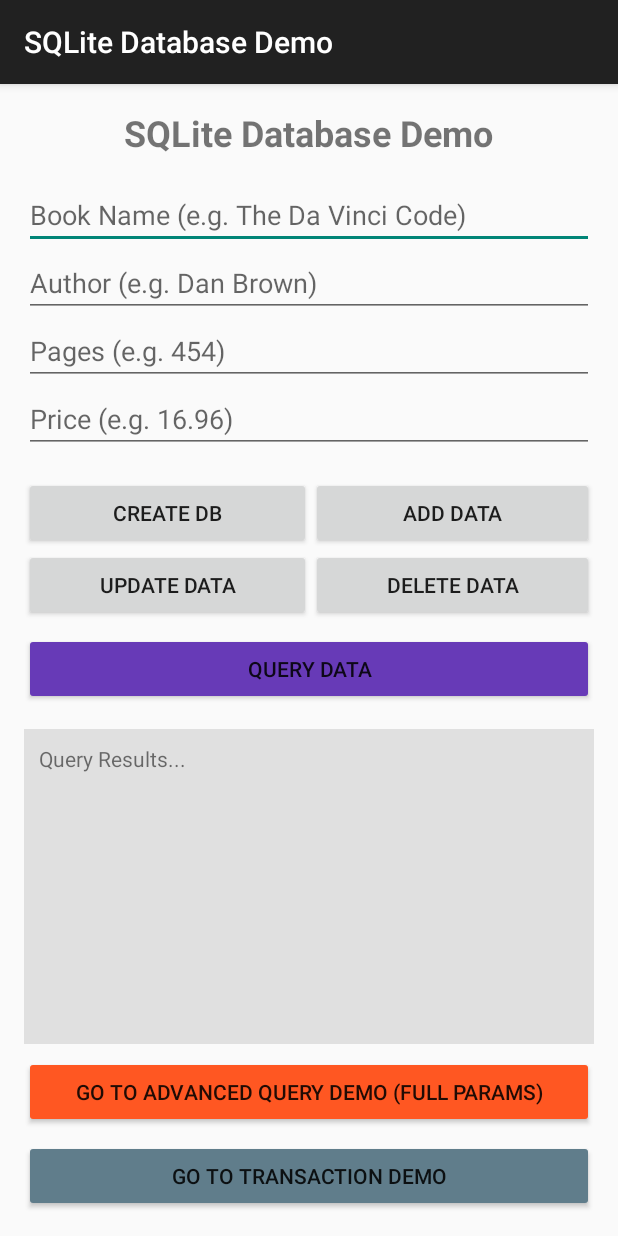
After one commit to majiajun1/RouteToAndroid, an Android app: the DatabaseActivity screen opened directly, with no data from a screen before it, on a phone screen of 412 x 824 dp. The commit adds this screen. Run offline under Robolectric (Android 15) with nearby library versions, the phone set to English and light mode, and no system bars.

Commit message:
202512241650

```diff
--- a/app/src/main/AndroidManifest.xml
+++ b/app/src/main/AndroidManifest.xml
@@ -50,6 +50,12 @@
             android:label="File Persistence Demo"/>
         <activity android:name=".SharedPreferencesActivity"
             android:label="SharedPreferences Demo"/>
+        <activity android:name=".DatabaseActivity"
+            android:label="SQLite Database Demo"/>
+        <activity android:name=".DatabaseAdvancedActivity"
+            android:label="Advanced Query Demo"/>
+        <activity android:name=".DatabaseTransactionActivity"
+            android:label="SQLite Transaction Demo"/>
 
         <!-- 注册广播接收者 1 -->
         <receiver android:name=".MyBroadcastReceiver"
--- /dev/null
+++ b/app/src/main/java/com/example/myapplication/DatabaseActivity.java
@@ -0,0 +1,135 @@
+package com.example.myapplication;
+
+import android.content.ContentValues;
+import android.database.Cursor;
+import android.database.sqlite.SQLiteDatabase;
+import android.os.Bundle;
+import android.text.TextUtils;
+import android.text.method.ScrollingMovementMethod;
+import android.widget.Button;
+import android.widget.EditText;
+import android.widget.TextView;
+import android.widget.Toast;
+
+import androidx.appcompat.app.AppCompatActivity;
+
+import android.content.Intent;
+
+public class DatabaseActivity extends AppCompatActivity {
+
+    private MyDatabaseHelper dbHelper;
+    private EditText etName, etAuthor, etPages, etPrice;
+    private TextView tvResult;
+
+    @Override
+    protected void onCreate(Bundle savedInstanceState) {
+        super.onCreate(savedInstanceState);
+        setContentView(R.layout.activity_database);
+
+        dbHelper = new MyDatabaseHelper(this, "BookStore.db", null, 2);
+
+        etName = findViewById(R.id.et_book_name);
+        etAuthor = findViewById(R.id.et_book_author);
+        etPages = findViewById(R.id.et_book_pages);
+        etPrice = findViewById(R.id.et_book_price);
+        tvResult = findViewById(R.id.tv_db_result);
+        tvResult.setMovementMethod(new ScrollingMovementMethod());
+
+        Button createDb = findViewById(R.id.btn_create_db);
+        createDb.setOnClickListener(v -> {
+            dbHelper.getWritableDatabase();
+        });
+
+        Button addData = findViewById(R.id.btn_add_data);
+        addData.setOnClickListener(v -> {
+            SQLiteDatabase db = dbHelper.getWritableDatabase();
+            ContentValues values = new ContentValues();
+
+            String name = etName.getText().toString();
+            String author = etAuthor.getText().toString();
+            String pagesStr = etPages.getText().toString();
+            String priceStr = etPrice.getText().toString();
+
+            if (TextUtils.isEmpty(name) || TextUtils.isEmpty(priceStr)) {
+                Toast.makeText(this, "Name and Price are required", Toast.LENGTH_SHORT).show();
+                return;
+            }
+
+            values.put("name", name);
+            values.put("author", author);
+            values.put("pages", Integer.parseInt(pagesStr.isEmpty() ? "0" : pagesStr));
+            values.put("price", Double.parseDouble(priceStr));
+
+            long id = db.insert("Book", null, values);
+            Toast.makeText(this, "Added Book ID: " + id, Toast.LENGTH_SHORT).show();
+            values.clear();
+        });
+
+        Button updateData = findViewById(R.id.btn_update_data);
+        updateData.setOnClickListener(v -> {
+            SQLiteDatabase db = dbHelper.getWritableDatabase();
+            ContentValues values = new ContentValues();
+            values.put("price", 10.99);
+            // Update all books where name is the current input
+            String name = etName.getText().toString();
+            if (TextUtils.isEmpty(name)) {
+                Toast.makeText(this, "Enter Book Name to update its price to 10.99", Toast.LENGTH_SHORT).show();
+                return;
+            }
+            int rows = db.update("Book", values, "name = ?", new String[]{name});
+            Toast.makeText(this, "Updated " + rows + " rows", Toast.LENGTH_SHORT).show();
+        });
+
+        Button deleteData = findViewById(R.id.btn_delete_data);
+        deleteData.setOnClickListener(v -> {
+            SQLiteDatabase db = dbHelper.getWritableDatabase();
+            String name = etName.getText().toString();
+            if (TextUtils.isEmpty(name)) {
+                Toast.makeText(this, "Enter Book Name to delete", Toast.LENGTH_SHORT).show();
+                return;
+            }
+            // Delete books where pages > 500 (just an example condition) or name matches
+            int rows = db.delete("Book", "name = ?", new String[]{name});
+            Toast.makeText(this, "Deleted " + rows + " rows", Toast.LENGTH_SHORT).show();
+        });
+
+        Button queryData = findViewById(R.id.btn_query_data);
+        queryData.setOnClickListener(v -> {
+            SQLiteDatabase db = dbHelper.getWritableDatabase();
+            // Query all books
+            Cursor cursor = db.query("Book", null, null, null, null, null, null);
+            StringBuilder result = new StringBuilder();
+            if (cursor.moveToFirst()) {
+                do {
+                    // Traverse Cursor
+                    String name = cursor.getString(cursor.getColumnIndexOrThrow("name"));
+                    String author = cursor.getString(cursor.getColumnIndexOrThrow("author"));
+                    int pages = cursor.getInt(cursor.getColumnIndexOrThrow("pages"));
+                    double price = cursor.getDouble(cursor.getColumnIndexOrThrow("price"));
+
+                    result.append("Book: ").append(name).append("\n");
+                    result.append("Author: ").append(author).append("\n");
+                    result.append("Pages: ").append(pages).append("\n");
+                    result.append("Price: ").append(price).append("\n");
+                    result.append("----------------\n");
+                } while (cursor.moveToNext());
+            } else {
+                result.append("No data found.");
+            }
+            cursor.close();
+            tvResult.setText(result.toString());
+        });
+
+        Button gotoAdvanced = findViewById(R.id.btn_goto_advanced);
+        gotoAdvanced.setOnClickListener(v -> {
+            Intent intent = new Intent(this, DatabaseAdvancedActivity.class);
+            startActivity(intent);
+        });
+
+        Button gotoTransaction = findViewById(R.id.btn_goto_transaction);
+        gotoTransaction.setOnClickListener(v -> {
+            Intent intent = new Intent(this, DatabaseTransactionActivity.class);
+            startActivity(intent);
+        });
+    }
+}
--- a/app/src/main/java/com/example/myapplication/MainActivity.java
+++ b/app/src/main/java/com/example/myapplication/MainActivity.java
@@ -99,6 +99,11 @@ public class MainActivity extends AppCompatActivity { //MainActivity 是继承
             startActivity(intent);
         });
 
+        binding.btnSqliteDemo.setOnClickListener(v -> {
+            Intent intent = new Intent(this, DatabaseActivity.class);
+            startActivity(intent);
+        });
+
 
     }
 
--- /dev/null
+++ b/app/src/main/java/com/example/myapplication/MyDatabaseHelper.java
@@ -0,0 +1,42 @@
+package com.example.myapplication;
+
+import android.content.Context;
+import android.database.sqlite.SQLiteDatabase;
+import android.database.sqlite.SQLiteOpenHelper;
+import android.widget.Toast;
+
+public class MyDatabaseHelper extends SQLiteOpenHelper {
+
+    public static final String CREATE_BOOK = "create table Book ("
+            + "id integer primary key autoincrement, "
+            + "author text, "
+            + "price real, "
+            + "pages integer, "
+            + "name text)";
+
+    public static final String CREATE_CATEGORY = "create table Category ("
+            + "id integer primary key autoincrement, "
+            + "category_name text, "
+            + "category_code integer)";
+
+    private Context mContext;
+
+    public MyDatabaseHelper(Context context, String name, SQLiteDatabase.CursorFactory factory, int version) {
+        super(context, name, factory, version);
+        mContext = context;
+    }
+
+    @Override
+    public void onCreate(SQLiteDatabase db) {
+        db.execSQL(CREATE_BOOK);
+        db.execSQL(CREATE_CATEGORY);
+        Toast.makeText(mContext, "Create succeeded", Toast.LENGTH_SHORT).show();
+    }
+
+    @Override
+    public void onUpgrade(SQLiteDatabase db, int oldVersion, int newVersion) {
+        db.execSQL("drop table if exists Book");
+        db.execSQL("drop table if exists Category");
+        onCreate(db);
+    }
+}
--- /dev/null
+++ b/app/src/main/res/layout/activity_database.xml
@@ -0,0 +1,115 @@
+<?xml version="1.0" encoding="utf-8"?>
+<LinearLayout xmlns:android="http://schemas.android.com/apk/res/android"
+    android:layout_width="match_parent"
+    android:layout_height="match_parent"
+    android:orientation="vertical"
+    android:padding="16dp">
+
+    <TextView
+        android:layout_width="wrap_content"
+        android:layout_height="wrap_content"
+        android:text="SQLite Database Demo"
+        android:textSize="24sp"
+        android:textStyle="bold"
+        android:layout_gravity="center_horizontal"
+        android:layout_marginBottom="16dp"/>
+
+    <EditText
+        android:id="@+id/et_book_name"
+        android:layout_width="match_parent"
+        android:layout_height="wrap_content"
+        android:hint="Book Name (e.g. The Da Vinci Code)" />
+
+    <EditText
+        android:id="@+id/et_book_author"
+        android:layout_width="match_parent"
+        android:layout_height="wrap_content"
+        android:hint="Author (e.g. Dan Brown)" />
+
+    <EditText
+        android:id="@+id/et_book_pages"
+        android:layout_width="match_parent"
+        android:layout_height="wrap_content"
+        android:inputType="number"
+        android:hint="Pages (e.g. 454)" />
+
+    <EditText
+        android:id="@+id/et_book_price"
+        android:layout_width="match_parent"
+        android:layout_height="wrap_content"
+        android:inputType="numberDecimal"
+        android:hint="Price (e.g. 16.96)" />
+
+    <GridLayout
+        android:layout_width="match_parent"
+        android:layout_height="wrap_content"
+        android:columnCount="2"
+        android:rowCount="2"
+        android:layout_marginTop="16dp">
+
+        <Button
+            android:id="@+id/btn_create_db"
+            android:layout_width="wrap_content"
+            android:layout_height="wrap_content"
+            android:text="Create DB"
+            android:layout_columnWeight="1"/>
+
+        <Button
+            android:id="@+id/btn_add_data"
+            android:layout_width="wrap_content"
+            android:layout_height="wrap_content"
+            android:text="Add Data"
+            android:layout_columnWeight="1"/>
+
+        <Button
+            android:id="@+id/btn_update_data"
+            android:layout_width="wrap_content"
+            android:layout_height="wrap_content"
+            android:text="Update Data"
+            android:layout_columnWeight="1"/>
+
+        <Button
+            android:id="@+id/btn_delete_data"
+            android:layout_width="wrap_content"
+            android:layout_height="wrap_content"
+            android:text="Delete Data"
+            android:layout_columnWeight="1"/>
+    </GridLayout>
+
+    <Button
+        android:id="@+id/btn_query_data"
+        android:layout_width="match_parent"
+        android:layout_height="wrap_content"
+        android:text="Query Data"
+        android:backgroundTint="#673AB7"
+        android:layout_marginTop="8dp"/>
+
+    <TextView
+        android:id="@+id/tv_db_result"
+        android:layout_width="match_parent"
+        android:layout_height="0dp"
+        android:layout_weight="1"
+        android:layout_marginTop="16dp"
+        android:padding="10dp"
+        android:background="#E0E0E0"
+        android:text="Query Results..."
+        android:scrollbars="vertical"
+        android:textSize="14sp"/>
+
+    <Button
+        android:id="@+id/btn_goto_advanced"
+        android:layout_width="match_parent"
+        android:layout_height="wrap_content"
+        android:text="Go to Advanced Query Demo (Full Params)"
+        android:backgroundTint="#FF5722"
+        android:layout_marginTop="8dp"/>
+
+    <Button
+        android:id="@+id/btn_goto_transaction"
+        android:layout_width="match_parent"
+        android:layout_height="wrap_content"
+        android:text="Go to Transaction Demo"
+        android:backgroundTint="#607D8B"
+        android:layout_marginTop="8dp"/>
+
+</LinearLayout>
```
Also changed, not shown: app/src/main/java/com/example/myapplication/DatabaseAdvancedActivity.java (added, +133 -0 lines), app/src/main/java/com/example/myapplication/DatabaseTransactionActivity.java (added, +104 -0 lines), app/src/main/res/layout/activity_database_advanced.xml (added, +77 -0 lines), app/src/main/res/layout/activity_database_transaction.xml (added, +64 -0 lines), app/src/main/res/layout/activity_main.xml (+7 -0 lines), 1 other file.
